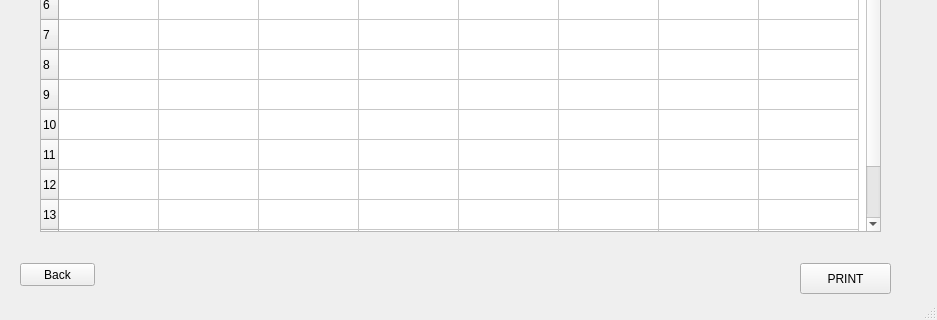
GanjelaMJ98/maiSpecificationMaker, file src/forms/ProductForm.ui: the form before one commit; both pictures show x 0 to 937 and y 297 to 617 of the 937 by 617 pixel window.
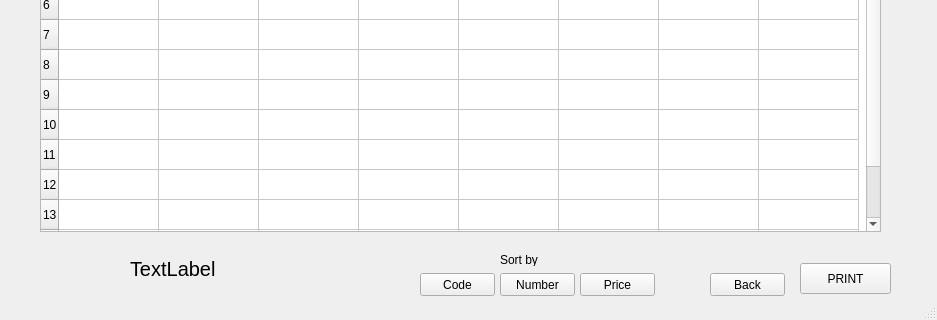
The form after the commit.

Commit message: Added Sort by price/number/code and configuration file

The edit to the form file:
```diff
--- a/src/forms/ProductForm.ui
+++ b/src/forms/ProductForm.ui
@@ -176,8 +176,8 @@
    <widget class="QPushButton" name="Back_Button">
     <property name="geometry">
      <rect>
-      <x>20</x>
-      <y>560</y>
+      <x>710</x>
+      <y>570</y>
       <width>75</width>
       <height>23</height>
      </rect>
@@ -241,6 +241,77 @@
      <string>PRINT</string>
     </property>
    </widget>
+   <widget class="QPushButton" name="Code_Button">
+    <property name="geometry">
+     <rect>
+      <x>420</x>
+      <y>570</y>
+      <width>75</width>
+      <height>23</height>
+     </rect>
+    </property>
+    <property name="text">
+     <string>Code</string>
+    </property>
+   </widget>
+   <widget class="QPushButton" name="Number_Button">
+    <property name="geometry">
+     <rect>
+      <x>500</x>
+      <y>570</y>
+      <width>75</width>
+      <height>23</height>
+     </rect>
+    </property>
+    <property name="text">
+     <string>Number</string>
+    </property>
+   </widget>
+   <widget class="QPushButton" name="Price_Button">
+    <property name="geometry">
+     <rect>
+      <x>580</x>
+      <y>570</y>
+      <width>75</width>
+      <height>23</height>
+     </rect>
+    </property>
+    <property name="text">
+     <string>Price</string>
+    </property>
+   </widget>
+   <widget class="QLabel" name="Sort_Label">
+    <property name="geometry">
+     <rect>
+      <x>500</x>
+      <y>550</y>
+      <width>47</width>
+      <height>13</height>
+     </rect>
+    </property>
+    <property name="text">
+     <string>Sort by</string>
+    </property>
+   </widget>
+   <widget class="QLabel" name="Sum_Label">
+    <property name="geometry">
+     <rect>
+      <x>130</x>
+      <y>545</y>
+      <width>161</width>
+      <height>41</height>
+     </rect>
+    </property>
+    <property name="font">
+     <font>
+      <family>Segoe UI</family>
+      <pointsize>15</pointsize>
+     </font>
+    </property>
+    <property name="text">
+     <string>TextLabel</string>
+    </property>
+   </widget>
   </widget>
   <widget class="QStatusBar" name="statusbar"/>
  </widget>
```
The commit also changes 8 other files.
